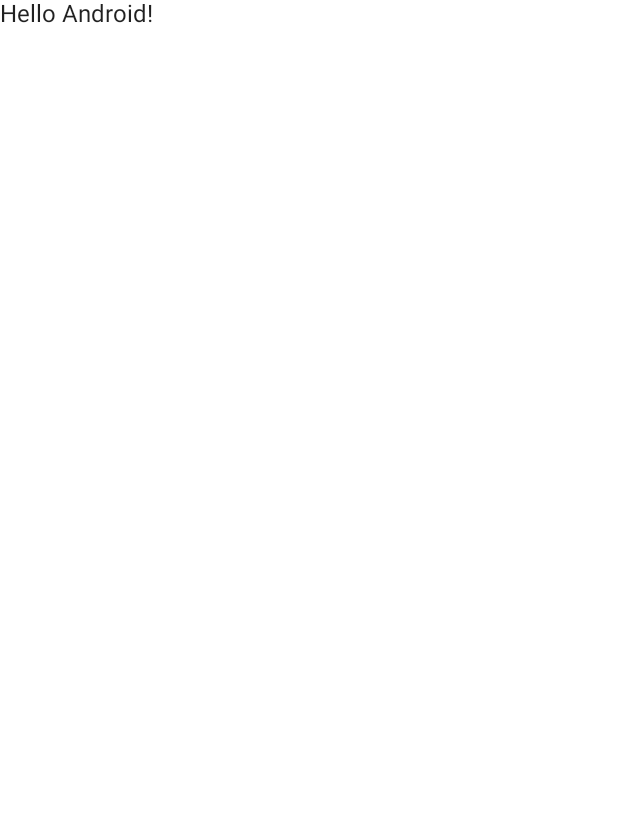
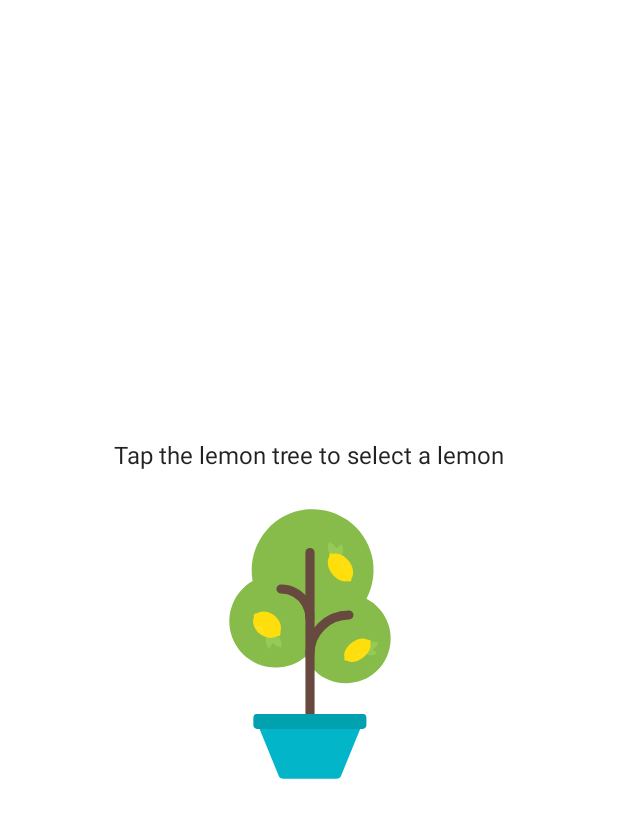
Before and after one commit to TranDatk/LemonadeApp, an Android app built with Jetpack Compose: the screen it shows after launch (MainActivity), on a phone screen of 412 x 824 dp. Before the commit the part shown is almost empty. Shown: the top 818 px of the screen. Run offline under Robolectric (Android 15) with nearby library versions, the phone set to English and light mode, and no system bars.

Commit message:
05/06/2023

```diff
--- a/app/src/main/java/com/example/lemonade/MainActivity.kt
+++ b/app/src/main/java/com/example/lemonade/MainActivity.kt
@@ -1,15 +1,22 @@
 package com.example.lemonade
 
 import android.os.Bundle
+import android.service.autofill.OnClickAction
 import androidx.activity.ComponentActivity
 import androidx.activity.compose.setContent
-import androidx.compose.foundation.layout.fillMaxSize
+import androidx.compose.foundation.Image
+import androidx.compose.foundation.clickable
+import androidx.compose.foundation.layout.*
 import androidx.compose.material.MaterialTheme
 import androidx.compose.material.Surface
 import androidx.compose.material.Text
-import androidx.compose.runtime.Composable
+import androidx.compose.runtime.*
+import androidx.compose.ui.Alignment
 import androidx.compose.ui.Modifier
+import androidx.compose.ui.res.painterResource
+import androidx.compose.ui.res.stringResource
 import androidx.compose.ui.tooling.preview.Preview
+import androidx.compose.ui.unit.dp
 import com.example.lemonade.ui.theme.LemonadeTheme
 
 class MainActivity : ComponentActivity() {
@@ -19,25 +26,73 @@ class MainActivity : ComponentActivity() {
             LemonadeTheme {
                 // A surface container using the 'background' color from the theme
                 Surface(
-                    modifier = Modifier.fillMaxSize(),
-                    color = MaterialTheme.colors.background
+                    modifier = Modifier.fillMaxSize(), color = MaterialTheme.colors.background
                 ) {
-                    Greeting("Android")
+                    LemonadeApp()
                 }
             }
         }
     }
 }
 
+@Preview(showBackground = true)
 @Composable
-fun Greeting(name: String) {
-    Text(text = "Hello $name!")
+fun LemonadeApp() {
+    LemonadeWithImageAndText(
+        modifier = Modifier
+            .fillMaxSize()
+            .wrapContentSize(Alignment.Center)
+    )
 }
 
-@Preview(showBackground = true)
 @Composable
-fun DefaultPreview() {
-    LemonadeTheme {
-        Greeting("Android")
+fun LemonadeWithImageAndText(modifier: Modifier) {
+    var statusOfImageResource by remember {
+        mutableStateOf(1)
+    }
+
+    var statusOfLemonSqueeze by remember {
+        mutableStateOf(1)
+    }
+
+    val imageResource = when (statusOfImageResource) {
+        1 -> R.drawable.lemon_tree
+        2 -> R.drawable.lemon_squeeze
+        3 -> R.drawable.lemon_drink
+        else -> R.drawable.lemon_restart
+    }
+
+    val textString = when (statusOfImageResource) {
+        1 -> R.string.Action1
+        2 -> R.string.Action2
+        3 -> R.string.Action3
+        else -> R.string.Action4
+    }
+
+    Column(
+        modifier = modifier, horizontalAlignment = Alignment.CenterHorizontally
+    ) {
+        Text(text = stringResource(id = textString))
+        Spacer(modifier = Modifier.height(16.dp))
+        Box(
+            modifier = Modifier.clickable(onClick = {
+                if (statusOfImageResource in 1..3 && statusOfImageResource != 2)
+                    statusOfImageResource++
+                else if (statusOfImageResource == 2) {
+                    if (statusOfLemonSqueeze > 0) {
+                        statusOfLemonSqueeze--
+                    } else {
+                        statusOfImageResource++
+                        statusOfLemonSqueeze = (1..2).random()
+                    }
+                } else
+                    statusOfImageResource = 1
+            })
+        ) {
+            Image(
+                painter = painterResource(id = imageResource),
+                contentDescription = stringResource(id = R.string.Lemon_Tree),
+            )
+        }
     }
 }
```
